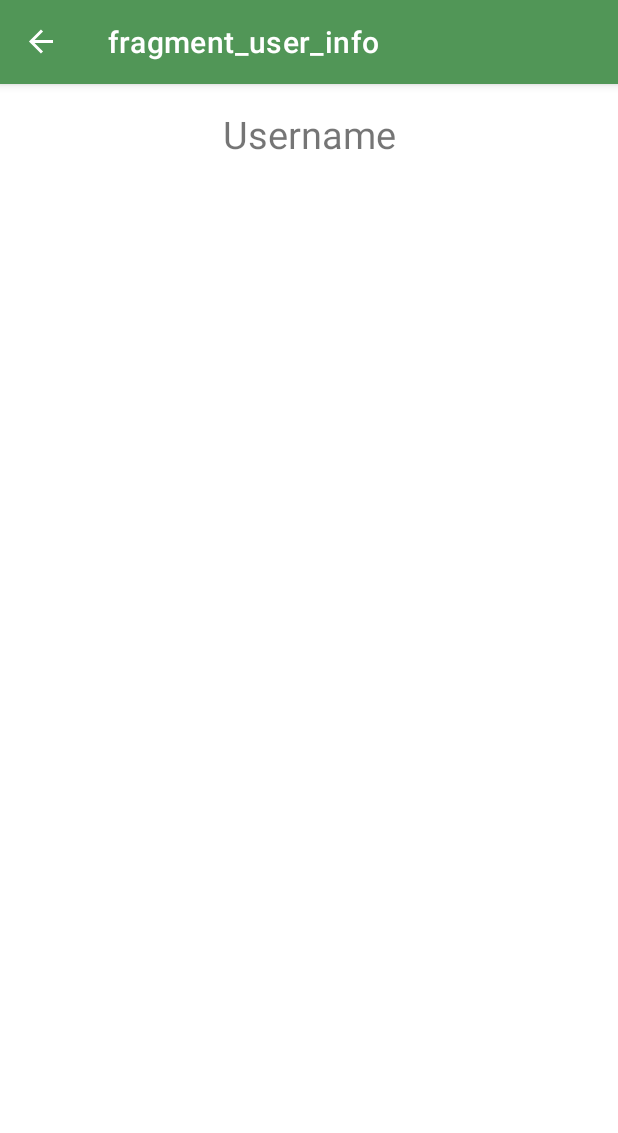
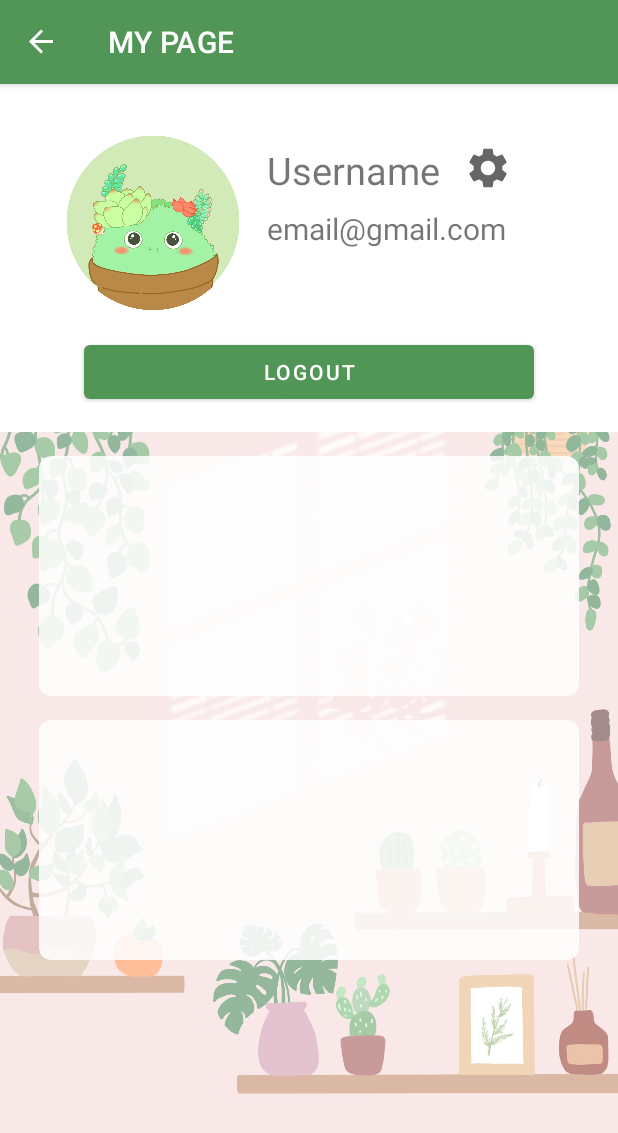
Before and after one commit to gdscewha-3rd/Project-Community, an Android app: the UserInfoFragment screen opened through its navigation route, on a phone screen of 412 x 824 dp. Shown: the top 1133 px of the screen. Run offline under Robolectric (Android 15) with nearby library versions, the phone set to English and light mode, and no system bars; our stand-ins replace Firebase (no records; nobody signed in at launch, a user with empty details on screens opened directly), navigation-ui; libraries missing offline, so code that uses them is left out: com.loopj.android, cz.msebera.android; 1 statement that could not run was skipped.

Commit message:
유저 페이지 레이아웃 구성

```diff
--- /dev/null
+++ b/app/src/main/res/drawable/ic_settings.xml
@@ -0,0 +1,10 @@
+<vector xmlns:android="http://schemas.android.com/apk/res/android"
+    android:width="24dp"
+    android:height="24dp"
+    android:viewportWidth="24"
+    android:viewportHeight="24"
+    android:tint="?attr/colorControlNormal">
+  <path
+      android:fillColor="@android:color/white"
+      android:pathData="M19.14,12.94c0.04,-0.3 0.06,-0.61 0.06,-0.94c0,-0.32 -0.02,-0.64 -0.07,-0.94l2.03,-1.58c0.18,-0.14 0.23,-0.41 0.12,-0.61l-1.92,-3.32c-0.12,-0.22 -0.37,-0.29 -0.59,-0.22l-2.39,0.96c-0.5,-0.38 -1.03,-0.7 -1.62,-0.94L14.4,2.81c-0.04,-0.24 -0.24,-0.41 -0.48,-0.41h-3.84c-0.24,0 -0.43,0.17 -0.47,0.41L9.25,5.35C8.66,5.59 8.12,5.92 7.63,6.29L5.24,5.33c-0.22,-0.08 -0.47,0 -0.59,0.22L2.74,8.87C2.62,9.08 2.66,9.34 2.86,9.48l2.03,1.58C4.84,11.36 4.8,11.69 4.8,12s0.02,0.64 0.07,0.94l-2.03,1.58c-0.18,0.14 -0.23,0.41 -0.12,0.61l1.92,3.32c0.12,0.22 0.37,0.29 0.59,0.22l2.39,-0.96c0.5,0.38 1.03,0.7 1.62,0.94l0.36,2.54c0.05,0.24 0.24,0.41 0.48,0.41h3.84c0.24,0 0.44,-0.17 0.47,-0.41l0.36,-2.54c0.59,-0.24 1.13,-0.56 1.62,-0.94l2.39,0.96c0.22,0.08 0.47,0 0.59,-0.22l1.92,-3.32c0.12,-0.22 0.07,-0.47 -0.12,-0.61L19.14,12.94zM12,15.6c-1.98,0 -3.6,-1.62 -3.6,-3.6s1.62,-3.6 3.6,-3.6s3.6,1.62 3.6,3.6S13.98,15.6 12,15.6z"/>
+</vector>
--- a/app/src/main/res/layout/fragment_user_info.xml
+++ b/app/src/main/res/layout/fragment_user_info.xml
@@ -1,21 +1,107 @@
 <?xml version="1.0" encoding="utf-8"?>
-<FrameLayout xmlns:android="http://schemas.android.com/apk/res/android"
+<RelativeLayout xmlns:android="http://schemas.android.com/apk/res/android"
     xmlns:tools="http://schemas.android.com/tools"
+    xmlns:app="http://schemas.android.com/apk/res-auto"
     android:layout_width="match_parent"
     android:layout_height="match_parent"
     tools:context=".user.UserInfoFragment">
 
-    <LinearLayout
+    <RelativeLayout
+        android:id="@+id/user_info"
         android:layout_width="360dp"
         android:layout_height="wrap_content"
-        android:layout_gravity="center_horizontal">
+        android:layout_centerHorizontal="true"
+        android:padding="16dp">
+        <ImageView
+            android:id="@+id/profile_img"
+            android:layout_width="120dp"
+            android:layout_height="120dp"
+            android:layout_marginVertical="16dp"
+            android:src="@drawable/leafy_round"/>
         <TextView
+            android:id="@+id/username_tv"
+            android:layout_width="wrap_content"
+            android:layout_height="wrap_content"
+            android:layout_marginTop="24dp"
+            android:layout_marginHorizontal="16dp"
+            android:textSize="25sp"
+            android:layout_toRightOf="@id/profile_img"
+            android:text="Username"/>
+
+        <ImageView
+            android:id="@+id/setting_btn"
+            android:layout_width="32dp"
+            android:layout_height="32dp"
+            android:src="@drawable/ic_settings"
+            android:layout_marginTop="24dp"
+            android:layout_toRightOf="@id/username_tv"/>
+
+        <TextView
+            android:id="@+id/email_tv"
+            android:layout_width="wrap_content"
+            android:layout_height="wrap_content"
+            android:layout_marginHorizontal="16dp"
+            android:layout_marginTop="8dp"
+            android:textSize="20sp"
+            android:text="email@gmail.com"
+            android:layout_below="@id/username_tv"
+            android:layout_toRightOf="@id/profile_img"/>
+
+        <Button
+            android:layout_centerHorizontal="true"
+            android:layout_width="300dp"
+            android:layout_height="wrap_content"
+            android:layout_below="@id/profile_img"
+            android:text="Logout"/>
+    </RelativeLayout>
+
+
+    <androidx.constraintlayout.widget.ConstraintLayout
+        android:layout_below="@id/user_info"
+        android:layout_width="match_parent"
+        android:layout_height="match_parent"
+        android:gravity="center_horizontal"
+        android:orientation="vertical">
+
+        <ImageView
             android:layout_width="match_parent"
-            android:layout_height="wrap_content"
-            android:gravity="center"
+            android:layout_height="match_parent"
+            android:src="@drawable/bg_main"
+            android:scaleType="centerCrop"
+            android:alpha="0.6"
+            app:layout_constraintBottom_toBottomOf="parent"
+            app:layout_constraintEnd_toEndOf="parent"
+            app:layout_constraintStart_toStartOf="parent"
+            app:layout_constraintTop_toTopOf="parent" />
+
+
+        <androidx.cardview.widget.CardView
+            android:id="@+id/cardView2"
+            android:layout_width="@dimen/rect_cardview"
+            android:layout_height="160dp"
             android:layout_margin="16dp"
-            android:textSize="25sp"
-            android:text="Username"/>
-    </LinearLayout>
+            app:cardBackgroundColor="#D9FFFFFF"
+            app:cardCornerRadius="8dp"
+            app:cardElevation="0dp"
+            app:layout_constraintEnd_toEndOf="parent"
+            app:layout_constraintStart_toStartOf="parent"
+            app:layout_constraintTop_toTopOf="parent">
 
-</FrameLayout>
+        </androidx.cardview.widget.CardView>
+
+        <androidx.cardview.widget.CardView
+            android:id="@+id/cardView"
+            android:layout_width="@dimen/rect_cardview"
+            android:layout_height="160dp"
+            android:layout_margin="16dp"
+            app:cardBackgroundColor="#D9FFFFFF"
+            app:cardCornerRadius="8dp"
+            app:cardElevation="0dp"
+            app:layout_constraintEnd_toEndOf="parent"
+            app:layout_constraintStart_toStartOf="parent"
+            app:layout_constraintTop_toBottomOf="@+id/cardView2">
+
+        </androidx.cardview.widget.CardView>
+    </androidx.constraintlayout.widget.ConstraintLayout>
+
+</RelativeLayout>
--- a/app/src/main/res/navigation/nav_graph.xml
+++ b/app/src/main/res/navigation/nav_graph.xml
@@ -44,8 +44,8 @@
     <fragment
         android:id="@+id/authFragment"
         android:name="com.example.leafy2.user.AuthFragment"
-        android:label="fragment_auth"
-        tools:layout="@layout/fragment_auth" >
+        android:label="로그인"
+        tools:layout="@layout/fragment_auth">
         <action
             android:id="@+id/action_authFragment_to_startFragment"
             app:destination="@id/startFragment"
@@ -58,8 +58,8 @@
     <fragment
         android:id="@+id/registerFragment"
         android:name="com.example.leafy2.user.RegisterFragment"
-        android:label="fragment_register"
-        tools:layout="@layout/fragment_register" >
+        android:label="가입하기"
+        tools:layout="@layout/fragment_register">
         <action
             android:id="@+id/action_registerFragment_to_startFragment"
             app:destination="@id/startFragment"
@@ -72,6 +72,6 @@
     <fragment
         android:id="@+id/userInfoFragment"
         android:name="com.example.leafy2.user.UserInfoFragment"
-        android:label="fragment_user_info"
+        android:label="MY PAGE"
         tools:layout="@layout/fragment_user_info" />
 </navigation>
```
